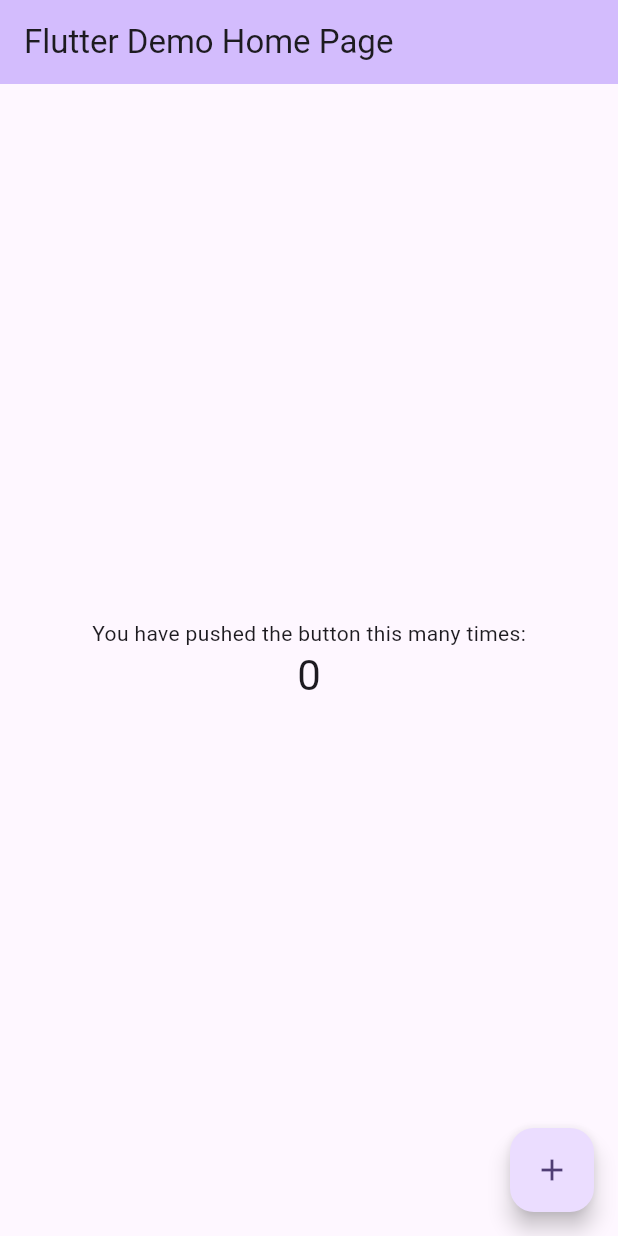
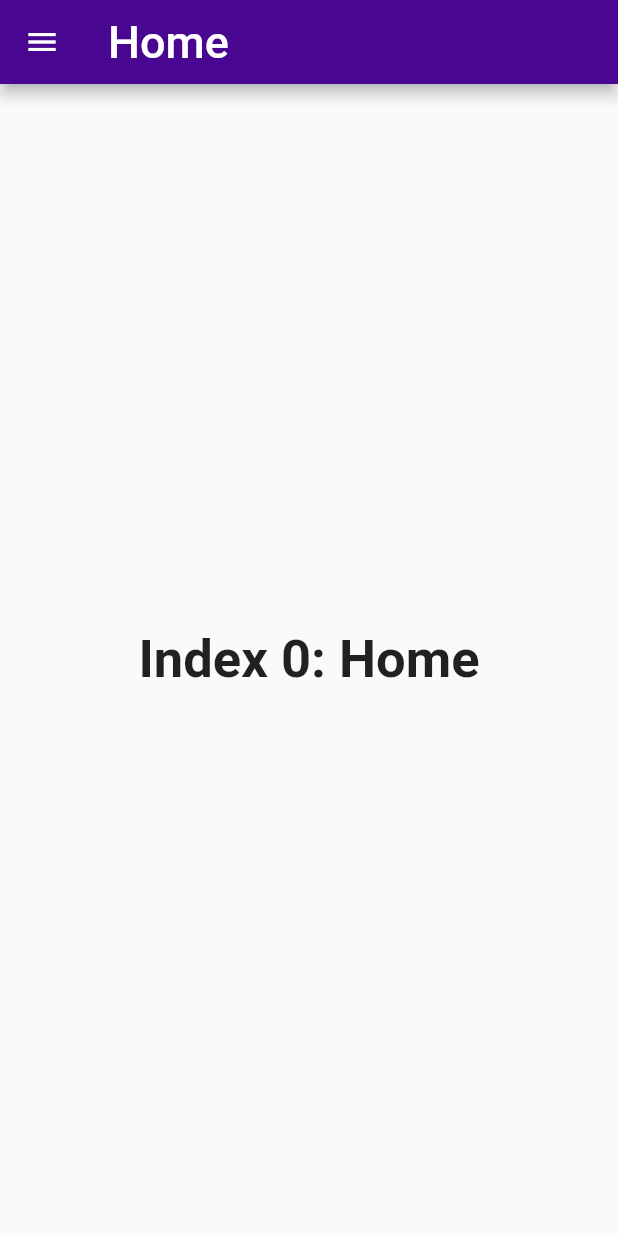
Before and after one commit to masud70/Utility-Plus, a Flutter app: the screen it shows after launch, on a phone screen of 412 x 824 dp. Run offline on Flutter 3.47's test engine with Material 2 defaults, Android fonts, the phone set to English and light mode, and no system bars.

Commit message:
Initial layout

```diff
--- a/lib/main.dart
+++ b/lib/main.dart
@@ -1,37 +1,23 @@
 import 'package:flutter/material.dart';
 
-void main() {
-  runApp(const MyApp());
-}
+void main() => runApp(const MyApp());
 
 class MyApp extends StatelessWidget {
   const MyApp({super.key});
 
-  // This widget is the root of your application.
+  static const appTitle = 'Home';
+
   @override
   Widget build(BuildContext context) {
-    return MaterialApp(
-      title: 'Flutter Demo',
-      theme: ThemeData(
-        colorScheme: ColorScheme.fromSeed(seedColor: Colors.deepPurple),
-        useMaterial3: true,
-      ),
-      home: const MyHomePage(title: 'Flutter Demo Home Page'),
+    return const MaterialApp(
+      title: appTitle,
+      home: MyHomePage(title: appTitle),
     );
   }
 }
 
 class MyHomePage extends StatefulWidget {
   const MyHomePage({super.key, required this.title});
-
-  // This widget is the home page of your application. It is stateful, meaning
-  // that it has a State object (defined below) that contains fields that affect
-  // how it looks.
-
-  // This class is the configuration for the state. It holds the values (in this
-  // case the title) provided by the parent (in this case the App widget) and
-  // used by the build method of the State. Fields in a Widget subclass are
-  // always marked "final".
 
   final String title;
 
@@ -40,71 +26,89 @@ class MyHomePage extends StatefulWidget {
 }
 
 class _MyHomePageState extends State<MyHomePage> {
-  int _counter = 0;
+  int _selectedIndex = 0;
+  static const TextStyle optionStyle =
+      TextStyle(fontSize: 35, fontWeight: FontWeight.bold);
 
-  void _incrementCounter() {
+  static const List<Widget> _widgetOptions = <Widget>[
+    Text(
+      'Index 0: Home',
+      style: optionStyle,
+    ),
+    Text(
+      'Index 1: Weather',
+      style: optionStyle,
+    ),
+    Text(
+      'Index 2: Calculator',
+      style: optionStyle,
+    ),
+  ];
+
+  void _onItemTapped(int index) {
     setState(() {
-      // This call to setState tells the Flutter framework that something has
-      // changed in this State, which causes it to rerun the build method below
-      // so that the display can reflect the updated values. If we changed
-      // _counter without calling setState(), then the build method would not be
-      // called again, and so nothing would appear to happen.
-      _counter++;
+      _selectedIndex = index;
     });
   }
 
   @override
   Widget build(BuildContext context) {
-    // This method is rerun every time setState is called, for instance as done
-    // by the _incrementCounter method above.
-    //
-    // The Flutter framework has been optimized to make rerunning build methods
-    // fast, so that you can just rebuild anything that needs updating rather
-    // than having to individually change instances of widgets.
     return Scaffold(
       appBar: AppBar(
-        // TRY THIS: Try changing the color here to a specific color (to
-        // Colors.amber, perhaps?) and trigger a hot reload to see the AppBar
-        // change color while the other colors stay the same.
-        backgroundColor: Theme.of(context).colorScheme.inversePrimary,
-        // Here we take the value from the MyHomePage object that was created by
-        // the App.build method, and use it to set our appbar title.
-        title: Text(widget.title),
+        title: Text(
+          widget.title,
+          style: const TextStyle(fontSize: 30),
+        ),
+        backgroundColor: const Color.fromARGB(255, 73, 6, 144),
       ),
       body: Center(
-        // Center is a layout widget. It takes a single child and positions it
-        // in the middle of the parent.
-        child: Column(
-          // Column is also a layout widget. It takes a list of children and
-          // arranges them vertically. By default, it sizes itself to fit its
-          // children horizontally, and tries to be as tall as its parent.
-          //
-          // Column has various properties to control how it sizes itself and
-          // how it positions its children. Here we use mainAxisAlignment to
-          // center the children vertically; the main axis here is the vertical
-          // axis because Columns are vertical (the cross axis would be
-          // horizontal).
-          //
-          // TRY THIS: Invoke "debug painting" (choose the "Toggle Debug Paint"
-          // action in the IDE, or press "p" in the console), to see the
-          // wireframe for each widget.
-          mainAxisAlignment: MainAxisAlignment.center,
-          children: <Widget>[
-            const Text(
-              'You have pushed the button this many times:',
+        child: _widgetOptions[_selectedIndex],
+      ),
+      drawer: Drawer(
+        child: ListView(
+          padding: EdgeInsets.zero,
+          children: [
+            const DrawerHeader(
+              decoration: BoxDecoration(
+                color: Color.fromARGB(255, 73, 6, 144),
+              ),
+              child: Center(
+                child: Text(
+                  'Utility+',
+                  style: TextStyle(
+                      fontSize: 45,
+                      color: Color.fromARGB(255, 255, 255, 255),
+                      fontWeight: FontWeight.bold),
+                ),
+              ),
             ),
-            Text(
-              '$_counter',
-              style: Theme.of(context).textTheme.headlineMedium,
+            ListTile(
+              title: const Text('Home'),
+              selected: _selectedIndex == 0,
+              onTap: () {
+                _onItemTapped(0);
+                Navigator.pop(context);
+              },
+            ),
+            ListTile(
+              title: const Text('Weather'),
+              selected: _selectedIndex == 1,
+              onTap: () {
+                _onItemTapped(1);
+                Navigator.pop(context);
+              },
+            ),
+            ListTile(
+              title: const Text('Calculator'),
+              selected: _selectedIndex == 2,
+              onTap: () {
+                _onItemTapped(2);
+                Navigator.pop(context);
+              },
             ),
           ],
         ),
       ),
-      floatingActionButton: FloatingActionButton(
-        onPressed: _incrementCounter,
-        tooltip: 'Increment',
-        child: const Icon(Icons.add),
-      ), // This trailing comma makes auto-formatting nicer for build methods.
     );
   }
 }
```
Also changed, not shown: lib/layout.dart (added).
